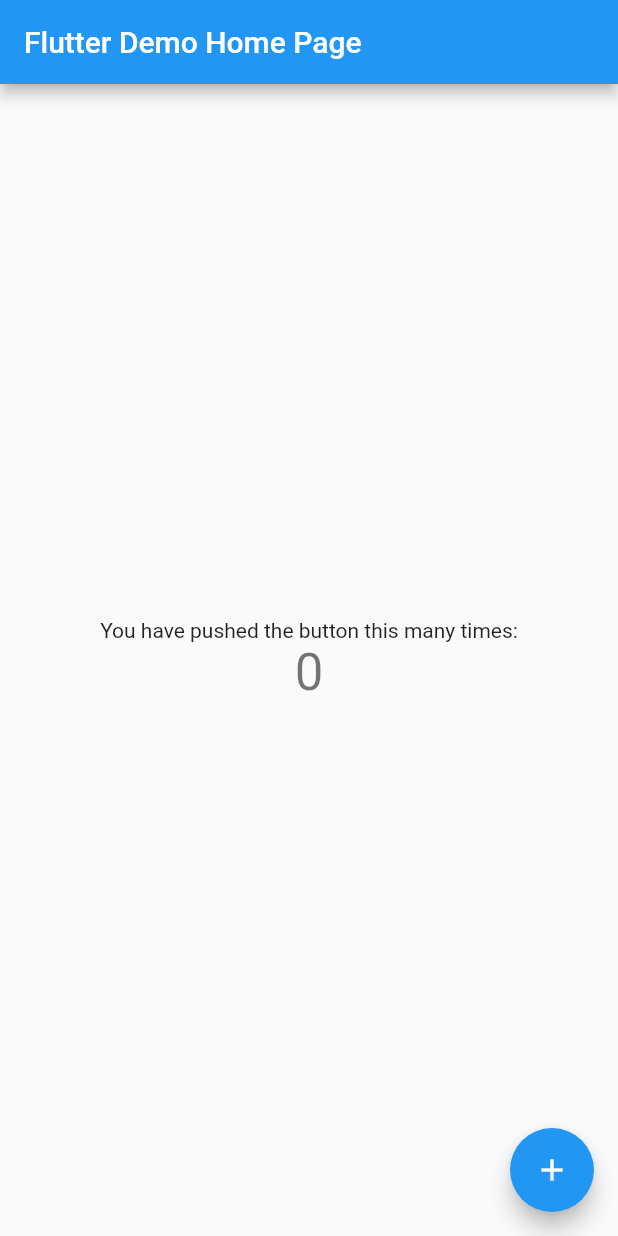
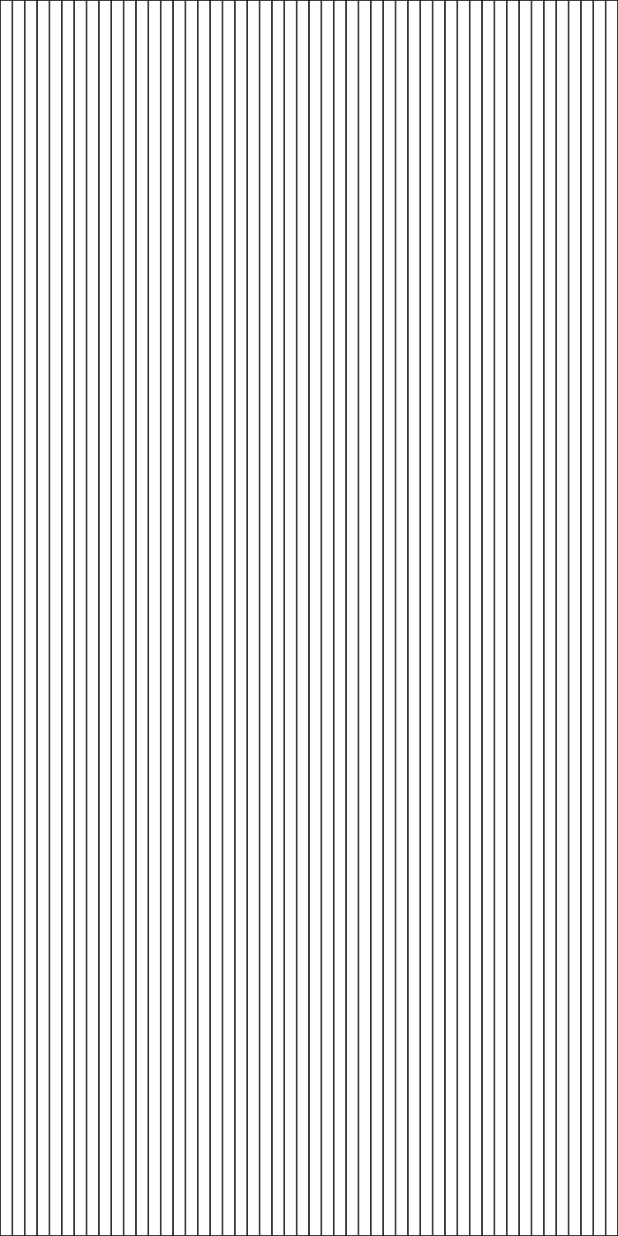
Before and after one commit to Sahil-Programme/game_of_life, a Flutter app: the screen it shows after launch, on a phone screen of 412 x 824 dp. Run offline on Flutter 3.47's test engine with Material 2 defaults, Android fonts, the phone set to English and light mode, and no system bars.

Commit message:
added row containers (a start)

```diff
--- a/lib/main.dart
+++ b/lib/main.dart
@@ -10,106 +10,45 @@
   // This widget is the root of your application.
   @override
   Widget build(BuildContext context) {
-    return MaterialApp(
-      title: 'Flutter Demo',
-      theme: ThemeData(
-        // This is the theme of your application.
-        //
-        // Try running your application with "flutter run". You'll see the
-        // application has a blue toolbar. Then, without quitting the app, try
-        // changing the primarySwatch below to Colors.green and then invoke
-        // "hot reload" (press "r" in the console where you ran "flutter run",
-        // or simply save your changes to "hot reload" in a Flutter IDE).
-        // Notice that the counter didn't reset back to zero; the application
-        // is not restarted.
-        primarySwatch: Colors.blue,
-      ),
-      home: const MyHomePage(title: 'Flutter Demo Home Page'),
+    return const MaterialApp(
+      title: 'Game Of Life',
+      home: MyHomePage(title: 'Game Of Life'),
     );
   }
 }
 
-class MyHomePage extends StatefulWidget {
+class MyHomePage extends StatelessWidget {
   const MyHomePage({Key? key, required this.title}) : super(key: key);
-
-  // This widget is the home page of your application. It is stateful, meaning
-  // that it has a State object (defined below) that contains fields that affect
-  // how it looks.
-
-  // This class is the configuration for the state. It holds the values (in this
-  // case the title) provided by the parent (in this case the App widget) and
-  // used by the build method of the State. Fields in a Widget subclass are
-  // always marked "final".
-
   final String title;
 
   @override
-  State<MyHomePage> createState() => _MyHomePageState();
-}
-
-class _MyHomePageState extends State<MyHomePage> {
-  int _counter = 0;
-
-  void _incrementCounter() {
-    setState(() {
-      // This call to setState tells the Flutter framework that something has
-      // changed in this State, which causes it to rerun the build method below
-      // so that the display can reflect the updated values. If we changed
-      // _counter without calling setState(), then the build method would not be
-      // called again, and so nothing would appear to happen.
-      _counter++;
-    });
-  }
-
-  @override
   Widget build(BuildContext context) {
-    // This method is rerun every time setState is called, for instance as done
-    // by the _incrementCounter method above.
-    //
-    // The Flutter framework has been optimized to make rerunning build methods
-    // fast, so that you can just rebuild anything that needs updating rather
-    // than having to individually change instances of widgets.
     return Scaffold(
-      appBar: AppBar(
-        // Here we take the value from the MyHomePage object that was created by
-        // the App.build method, and use it to set our appbar title.
-        title: Text(widget.title),
+      backgroundColor: Colors.white,
+      body: LayoutBuilder(
+        builder: (ctx, constraint) {
+          late List<Container> list = [];
+          for (double x = 0;
+              x < constraint.maxWidth;
+              x = x + constraint.maxWidth / 50) {
+            list.add(
+              Container(
+                width: constraint.maxWidth / 50,
+                height: constraint.maxHeight,
+                decoration: BoxDecoration(
+                  border: Border.all(
+                    color: Colors.black,
+                    width: 0.5,
+                  ),
+                ),
+              ),
+            );
+          }
+          return Row(
+            children: list,
+          );
+        },
       ),
-      body: Center(
-        // Center is a layout widget. It takes a single child and positions it
-        // in the middle of the parent.
-        child: Column(
-          // Column is also a layout widget. It takes a list of children and
-          // arranges them vertically. By default, it sizes itself to fit its
-          // children horizontally, and tries to be as tall as its parent.
-          //
-          // Invoke "debug painting" (press "p" in the console, choose the
-          // "Toggle Debug Paint" action from the Flutter Inspector in Android
-          // Studio, or the "Toggle Debug Paint" command in Visual Studio Code)
-          // to see the wireframe for each widget.
-          //
-          // Column has various properties to control how it sizes itself and
-          // how it positions its children. Here we use mainAxisAlignment to
-          // center the children vertically; the main axis here is the vertical
-          // axis because Columns are vertical (the cross axis would be
-          // horizontal).
-          mainAxisAlignment: MainAxisAlignment.center,
-          children: <Widget>[
-            const Text(
-              'You have pushed the button this many times:',
-            ),
-            Text(
-              '$_counter',
-              style: Theme.of(context).textTheme.headline4,
-            ),
-          ],
-        ),
-      ),
-      floatingActionButton: FloatingActionButton(
-        onPressed: _incrementCounter,
-        tooltip: 'Increment',
-        child: const Icon(Icons.add),
-      ), // This trailing comma makes auto-formatting nicer for build methods.
     );
   }
 }
```
